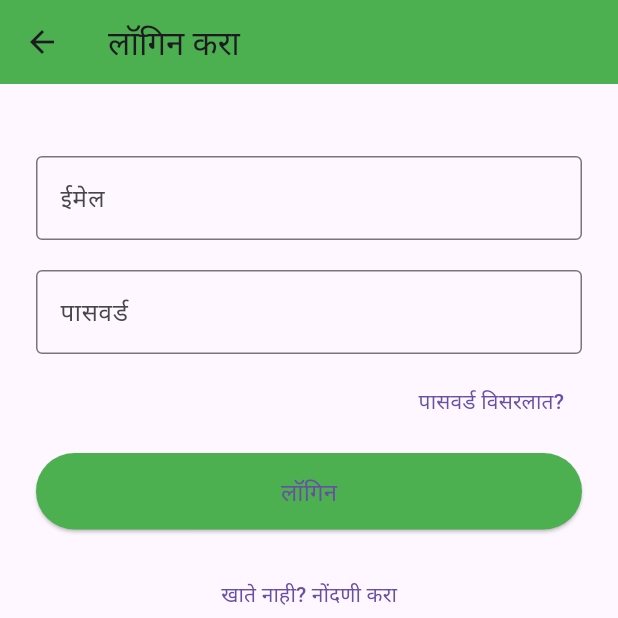
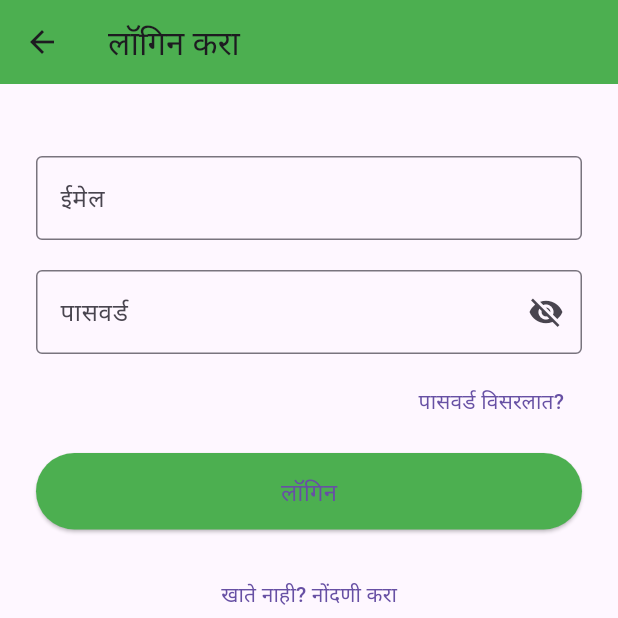
Before and after one commit to Shubh1619/KRISHI-AI-FRONTEND, a Flutter app: the screen it shows after launch, after a tap on "लॉगिन करा", on a phone screen of 412 x 824 dp, the top half of it. Run offline on Flutter 3.47's test engine with Material 3 defaults, Android fonts, the phone set to English and light mode, and no system bars; our stand-ins replace dio, dropdown_button2, file_picker, flutter_markdown, image_picker, shared_preferences; network calls fail.

Commit message:
update registration to login bugs solved

```diff
--- a/lib/main.dart
+++ b/lib/main.dart
@@ -1,5 +1,7 @@
 import 'package:flutter/material.dart';
 import 'screens/home_page.dart';
+import 'screens/dashboard.dart';
+import 'package:shared_preferences/shared_preferences.dart';
 
 void main() {
   runApp(const MyApp());
@@ -14,18 +16,50 @@ class MyApp extends StatefulWidget {
 
 class _MyAppState extends State<MyApp> {
   bool isDark = false;
+  bool _isLoggedIn = false;
+  String _farmerName = '';
+  bool _loading = true;
 
   void toggleTheme() => setState(() => isDark = !isDark);
 
   @override
+  void initState() {
+    super.initState();
+    _checkLoginStatus();
+  }
+
+  Future<void> _checkLoginStatus() async {
+    final prefs = await SharedPreferences.getInstance();
+    final isLoggedIn = prefs.getBool('isLoggedIn') ?? false;
+    final name = prefs.getString('farmerName') ?? '';
+    setState(() {
+      _isLoggedIn = isLoggedIn;
+      _farmerName = name;
+      _loading = false;
+    });
+  }
+
+  @override
   Widget build(BuildContext context) {
+    if (_loading) {
+      return const MaterialApp(
+        home: Scaffold(body: Center(child: CircularProgressIndicator())),
+      );
+    }
     return MaterialApp(
       title: 'Krishi AI',
       debugShowCheckedModeBanner: false,
       theme: ThemeData.light(),
       darkTheme: ThemeData.dark(),
       themeMode: isDark ? ThemeMode.dark : ThemeMode.light,
-      home: HomePage(isDark: isDark, toggleTheme: toggleTheme),
+      home:
+          _isLoggedIn && _farmerName.isNotEmpty
+              ? MainPage(
+                farmerName: _farmerName,
+                isDark: isDark,
+                toggleTheme: toggleTheme,
+              )
+              : HomePage(isDark: isDark, toggleTheme: toggleTheme),
     );
   }
 }
--- a/lib/screens/login_page.dart
+++ b/lib/screens/login_page.dart
@@ -21,6 +21,7 @@ class _LoginPageState extends State<LoginPage> {
   final TextEditingController _emailController = TextEditingController();
   final TextEditingController _passwordController = TextEditingController();
   bool _isLoading = false;
+  bool _obscurePassword = true;
 
   @override
   void initState() {
@@ -132,10 +133,22 @@ class _LoginPageState extends State<LoginPage> {
               const SizedBox(height: 20),
               TextFormField(
                 controller: _passwordController,
-                obscureText: true,
-                decoration: const InputDecoration(
+                obscureText: _obscurePassword,
+                decoration: InputDecoration(
                   labelText: 'पासवर्ड',
-                  border: OutlineInputBorder(),
+                  border: const OutlineInputBorder(),
+                  suffixIcon: IconButton(
+                    icon: Icon(
+                      _obscurePassword
+                          ? Icons.visibility_off
+                          : Icons.visibility,
+                    ),
+                    onPressed: () {
+                      setState(() {
+                        _obscurePassword = !_obscurePassword;
+                      });
+                    },
+                  ),
                 ),
                 validator:
                     (value) => value!.isEmpty ? 'पासवर्ड आवश्यक आहे' : null,
```
Also changed, not shown: lib/screens/registration_page.dart (+22 -7 lines).
